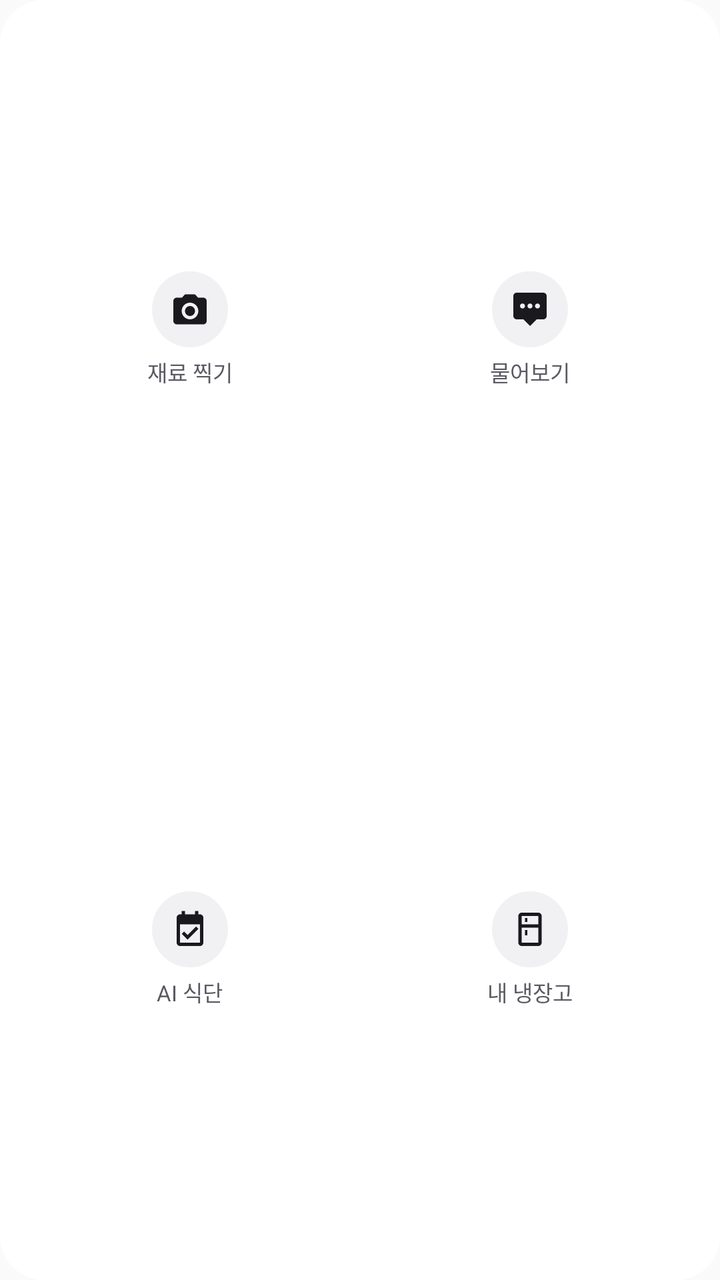
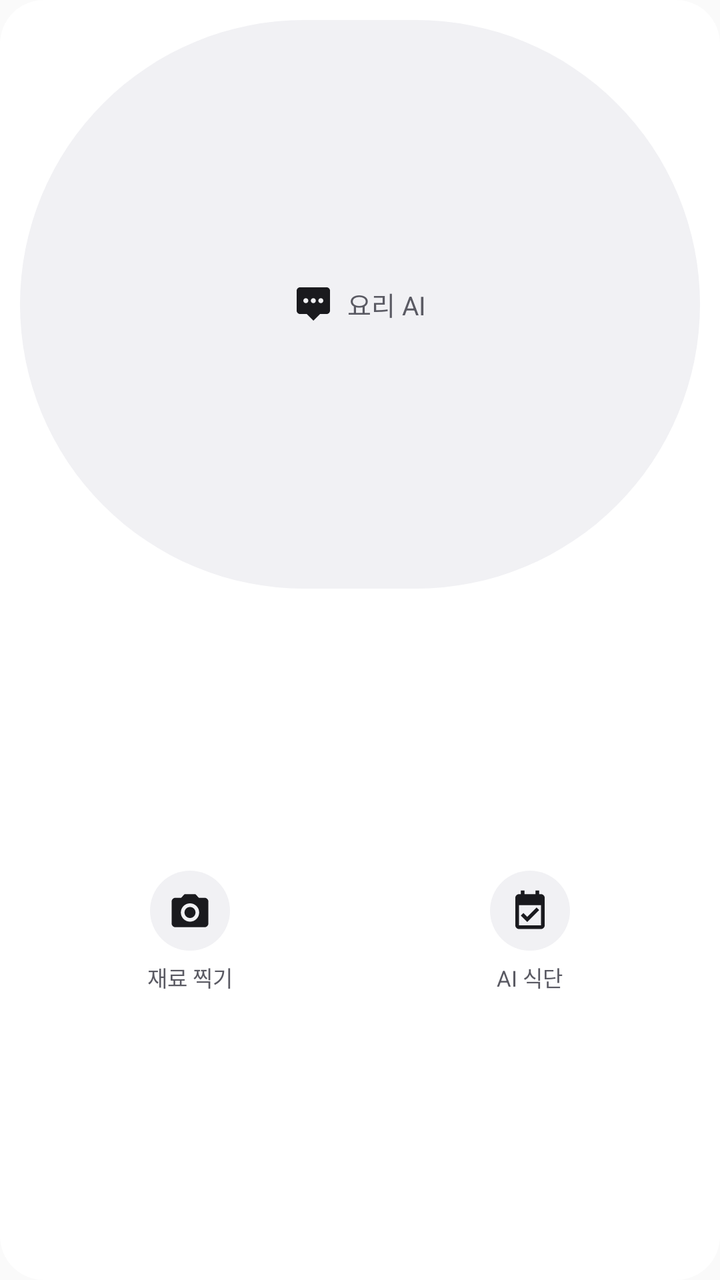

An Android layout rendered at two revisions. The XML below is the earlier revision; the diff shows what the commit changed to produce the second picture.
<!-- AndroidManifest.xml: application theme AppTheme -->
<!-- res/layout/widget_quick_square.xml -->
<?xml version="1.0" encoding="utf-8"?>
<LinearLayout xmlns:android="http://schemas.android.com/apk/res/android"
    android:layout_width="match_parent"
    android:layout_height="match_parent"
    android:orientation="vertical"
    android:background="@drawable/widget_card_bg"
    android:padding="10dp"
    android:gravity="center">

    <LinearLayout
        android:layout_width="match_parent"
        android:layout_height="0dp"
        android:layout_weight="1"
        android:orientation="horizontal"
        android:gravity="center">

        <LinearLayout
            android:id="@+id/widget_camera_button"
            android:layout_width="0dp"
            android:layout_height="wrap_content"
            android:layout_weight="1"
            android:orientation="vertical"
            android:gravity="center"
            android:contentDescription="@string/widget_camera_label">

            <ImageView
                android:layout_width="38dp"
                android:layout_height="38dp"
                android:background="@drawable/widget_circle_bg"
                android:padding="9dp"
                android:src="@drawable/ic_widget_camera"
                android:importantForAccessibility="no" />

            <TextView
                android:layout_width="wrap_content"
                android:layout_height="wrap_content"
                android:layout_marginTop="4dp"
                android:text="@string/widget_camera_label"
                android:textSize="11sp"
                android:textColor="@color/widget_label"
                android:maxLines="1" />
        </LinearLayout>

        <LinearLayout
            android:id="@+id/widget_chat_button"
            android:layout_width="0dp"
            android:layout_height="wrap_content"
            android:layout_weight="1"
            android:orientation="vertical"
            android:gravity="center"
            android:contentDescription="@string/widget_chat_label">

            <ImageView
                android:layout_width="38dp"
                android:layout_height="38dp"
                android:background="@drawable/widget_circle_bg"
                android:padding="9dp"
                android:src="@drawable/ic_widget_chat"
                android:importantForAccessibility="no" />

            <TextView
                android:layout_width="wrap_content"
                android:layout_height="wrap_content"
                android:layout_marginTop="4dp"
                android:text="@string/widget_chat_label"
                android:textSize="11sp"
                android:textColor="@color/widget_label"
                android:maxLines="1" />
        </LinearLayout>
    </LinearLayout>

    <LinearLayout
        android:layout_width="match_parent"
        android:layout_height="0dp"
        android:layout_weight="1"
        android:orientation="horizontal"
        android:gravity="center">

        <LinearLayout
            android:id="@+id/widget_plan_button"
            android:layout_width="0dp"
            android:layout_height="wrap_content"
            android:layout_weight="1"
            android:orientation="vertical"
            android:gravity="center"
            android:contentDescription="@string/widget_plan_label">

            <ImageView
                android:layout_width="38dp"
                android:layout_height="38dp"
                android:background="@drawable/widget_circle_bg"
                android:padding="9dp"
                android:src="@drawable/ic_widget_plan"
                android:importantForAccessibility="no" />

            <TextView
                android:layout_width="wrap_content"
                android:layout_height="wrap_content"
                android:layout_marginTop="4dp"
                android:text="@string/widget_plan_label"
                android:textSize="11sp"
                android:textColor="@color/widget_label"
                android:maxLines="1" />
        </LinearLayout>

        <LinearLayout
            android:id="@+id/widget_fridge_button"
            android:layout_width="0dp"
            android:layout_height="wrap_content"
            android:layout_weight="1"
            android:orientation="vertical"
            android:gravity="center"
            android:contentDescription="@string/widget_fridge_label">

            <ImageView
                android:layout_width="38dp"
                android:layout_height="38dp"
                android:background="@drawable/widget_circle_bg"
                android:padding="9dp"
                android:src="@drawable/ic_widget_fridge"
                android:importantForAccessibility="no" />

            <TextView
                android:layout_width="wrap_content"
                android:layout_height="wrap_content"
                android:layout_marginTop="4dp"
                android:text="@string/widget_fridge_label"
                android:textSize="11sp"
                android:textColor="@color/widget_label"
                android:maxLines="1" />
        </LinearLayout>
    </LinearLayout>
</LinearLayout>
<!-- resources referenced by this layout -->
<resources>
  <color name="widget_label">#5A5A63</color>
  <!-- drawable ic_widget_camera (drawable) -->
  <?xml version="1.0" encoding="utf-8"?>
  <vector xmlns:android="http://schemas.android.com/apk/res/android"
      android:width="24dp"
      android:height="24dp"
      android:viewportWidth="24"
      android:viewportHeight="24"
      android:tint="#1A1A1E">
      <path
          android:fillColor="#FF000000"
          android:pathData="M9,3L7.17,5L4,5C2.9,5 2,5.9 2,7L2,19C2,20.1 2.9,21 4,21L20,21C21.1,21 22,20.1 22,19L22,7C22,5.9 21.1,5 20,5L16.83,5L15,3L9,3ZM12,8C14.76,8 17,10.24 17,13C17,15.76 14.76,18 12,18C9.24,18 7,15.76 7,13C7,10.24 9.24,8 12,8ZM12,10C10.34,10 9,11.34 9,13C9,14.66 10.34,16 12,16C13.66,16 15,14.66 15,13C15,11.34 13.66,10 12,10Z" />
  </vector>
  <!-- drawable ic_widget_chat (drawable) -->
  <?xml version="1.0" encoding="utf-8"?>
  <vector xmlns:android="http://schemas.android.com/apk/res/android"
      android:width="24dp"
      android:height="24dp"
      android:viewportWidth="24"
      android:viewportHeight="24"
      android:tint="@color/widget_icon">
      <path
          android:fillColor="#FF000000"
          android:pathData="M20,2L4,2C2.9,2 2,2.9 2,4L2,16C2,17.1 2.9,18 4,18L8,18L12,22L16,18L20,18C21.1,18 22,17.1 22,16L22,4C22,2.9 21.1,2 20,2ZM7.5,11.5C6.67,11.5 6,10.83 6,10C6,9.17 6.67,8.5 7.5,8.5C8.33,8.5 9,9.17 9,10C9,10.83 8.33,11.5 7.5,11.5ZM12,11.5C11.17,11.5 10.5,10.83 10.5,10C10.5,9.17 11.17,8.5 12,8.5C12.83,8.5 13.5,9.17 13.5,10C13.5,10.83 12.83,11.5 12,11.5ZM16.5,11.5C15.67,11.5 15,10.83 15,10C15,9.17 15.67,8.5 16.5,8.5C17.33,8.5 18,9.17 18,10C18,10.83 17.33,11.5 16.5,11.5Z" />
  </vector>
  <!-- drawable ic_widget_fridge (drawable) -->
  <?xml version="1.0" encoding="utf-8"?>
  <vector xmlns:android="http://schemas.android.com/apk/res/android"
      android:width="24dp"
      android:height="24dp"
      android:viewportWidth="24"
      android:viewportHeight="24"
      android:tint="@color/widget_icon">
      <path
          android:fillColor="#FF000000"
          android:pathData="M17,2L7,2C5.9,2 5,2.9 5,4L5,20C5,21.1 5.9,22 7,22L17,22C18.1,22 19,21.1 19,20L19,4C19,2.9 18.1,2 17,2ZM17,9L7,9L7,4L17,4L17,9ZM17,20L7,20L7,11L17,11L17,20ZM9,5.2L9,7.6L10.4,7.6L10.4,5.2L9,5.2ZM9,12.4L9,15.6L10.4,15.6L10.4,12.4L9,12.4Z" />
  </vector>
  <!-- drawable ic_widget_plan (drawable) -->
  <?xml version="1.0" encoding="utf-8"?>
  <vector xmlns:android="http://schemas.android.com/apk/res/android"
      android:width="24dp"
      android:height="24dp"
      android:viewportWidth="24"
      android:viewportHeight="24"
      android:tint="@color/widget_icon">
      <path
          android:fillColor="#FF000000"
          android:pathData="M17,3L17,1L15,1L15,3L9,3L9,1L7,1L7,3L6,3C4.9,3 4,3.9 4,5L4,20C4,21.1 4.9,22 6,22L18,22C19.1,22 20,21.1 20,20L20,5C20,3.9 19.1,3 18,3L17,3ZM18,20L6,20L6,9L18,9L18,20ZM10.5,18.2L7,14.7L8.4,13.3L10.5,15.4L15.6,10.3L17,11.7L10.5,18.2Z" />
  </vector>
  <!-- drawable widget_card_bg (drawable) -->
  <?xml version="1.0" encoding="utf-8"?>
  <shape xmlns:android="http://schemas.android.com/apk/res/android"
      android:shape="rectangle">
      <solid android:color="@color/widget_card" />
      <corners android:radius="22dp" />
  </shape>
  <!-- drawable widget_circle_bg (drawable) -->
  <?xml version="1.0" encoding="utf-8"?>
  <shape xmlns:android="http://schemas.android.com/apk/res/android"
      android:shape="oval">
      <solid android:color="@color/widget_circle" />
  </shape>
  <string name="widget_camera_label">재료 찍기</string>
  <string name="widget_chat_label">물어보기</string>
  <string name="widget_fridge_label">내 냉장고</string>
  <string name="widget_plan_label">AI 식단</string>
  <style name="AppTheme" parent="Theme.AppCompat.Light.DarkActionBar">
          
          <item name="colorPrimary">@color/colorPrimary</item>
          <item name="colorPrimaryDark">@color/colorPrimaryDark</item>
          <item name="colorAccent">@color/colorAccent</item>
      </style>
  <color name="widget_icon">#1A1A1E</color>
  <color name="widget_card">#FFFFFF</color>
  <color name="widget_circle">#F1F1F4</color>
</resources>

<!-- the commit's change to res/layout/widget_quick_square.xml (unified diff, before → after) -->
@@ -7,11 +7,42 @@
     android:padding="10dp"
     android:gravity="center">
 
+    
     <LinearLayout
+        android:id="@+id/widget_chat_button"
         android:layout_width="match_parent"
         android:layout_height="0dp"
         android:layout_weight="1"
         android:orientation="horizontal"
+        android:gravity="center"
+        android:background="@drawable/widget_pill_bg"
+        android:paddingLeft="12dp"
+        android:paddingRight="12dp"
+        android:contentDescription="@string/widget_chat_label">
+
+        <ImageView
+            android:layout_width="20dp"
+            android:layout_height="20dp"
+            android:src="@drawable/ic_widget_chat"
+            android:importantForAccessibility="no" />
+
+        <TextView
+            android:layout_width="wrap_content"
+            android:layout_height="wrap_content"
+            android:layout_marginStart="7dp"
+            android:text="@string/widget_chat_label"
+            android:textSize="13sp"
+            android:textColor="@color/widget_label"
+            android:maxLines="1" />
+    </LinearLayout>
+
+    
+    <LinearLayout
+        android:layout_width="match_parent"
+        android:layout_height="0dp"
+        android:layout_weight="1.15"
+        android:orientation="horizontal"
+        android:layout_marginTop="8dp"
         android:gravity="center">
 
         <LinearLayout
@@ -24,8 +55,8 @@
             android:contentDescription="@string/widget_camera_label">
 
             <ImageView
-                android:layout_width="38dp"
-                android:layout_height="38dp"
+                android:layout_width="40dp"
+                android:layout_height="40dp"
                 android:background="@drawable/widget_circle_bg"
                 android:padding="9dp"
                 android:src="@drawable/ic_widget_camera"
@@ -34,47 +65,12 @@
             <TextView
                 android:layout_width="wrap_content"
                 android:layout_height="wrap_content"
-                android:layout_marginTop="4dp"
+                android:layout_marginTop="5dp"
                 android:text="@string/widget_camera_label"
                 android:textSize="11sp"
                 android:textColor="@color/widget_label"
                 android:maxLines="1" />
         </LinearLayout>
-
-        <LinearLayout
-            android:id="@+id/widget_chat_button"
-            android:layout_width="0dp"
-            android:layout_height="wrap_content"
-            android:layout_weight="1"
-            android:orientation="vertical"
-            android:gravity="center"
-            android:contentDescription="@string/widget_chat_label">
-
-            <ImageView
-                android:layout_width="38dp"
-                android:layout_height="38dp"
-                android:background="@drawable/widget_circle_bg"
-                android:padding="9dp"
-                android:src="@drawable/ic_widget_chat"
-                android:importantForAccessibility="no" />
-
-            <TextView
-                android:layout_width="wrap_content"
-                android:layout_height="wrap_content"
-                android:layout_marginTop="4dp"
-                android:text="@string/widget_chat_label"
-                android:textSize="11sp"
-                android:textColor="@color/widget_label"
-                android:maxLines="1" />
-        </LinearLayout>
-    </LinearLayout>
-
-    <LinearLayout
-        android:layout_width="match_parent"
-        android:layout_height="0dp"
-        android:layout_weight="1"
-        android:orientation="horizontal"
-        android:gravity="center">
 
         <LinearLayout
             android:id="@+id/widget_plan_button"
@@ -86,8 +82,8 @@
             android:contentDescription="@string/widget_plan_label">
 
             <ImageView
-                android:layout_width="38dp"
-                android:layout_height="38dp"
+                android:layout_width="40dp"
+                android:layout_height="40dp"
                 android:background="@drawable/widget_circle_bg"
                 android:padding="9dp"
                 android:src="@drawable/ic_widget_plan"
@@ -96,35 +92,8 @@
             <TextView
                 android:layout_width="wrap_content"
                 android:layout_height="wrap_content"
-                android:layout_marginTop="4dp"
+                android:layout_marginTop="5dp"
                 android:text="@string/widget_plan_label"
-                android:textSize="11sp"
-                android:textColor="@color/widget_label"
-                android:maxLines="1" />
-        </LinearLayout>
-
-        <LinearLayout
-            android:id="@+id/widget_fridge_button"
-            android:layout_width="0dp"
-            android:layout_height="wrap_content"
-            android:layout_weight="1"
-            android:orientation="vertical"
-            android:gravity="center"
-            android:contentDescription="@string/widget_fridge_label">
-
-            <ImageView
-                android:layout_width="38dp"
-                android:layout_height="38dp"
-                android:background="@drawable/widget_circle_bg"
-                android:padding="9dp"
-                android:src="@drawable/ic_widget_fridge"
-                android:importantForAccessibility="no" />
-
-            <TextView
-                android:layout_width="wrap_content"
-                android:layout_height="wrap_content"
-                android:layout_marginTop="4dp"
-                android:text="@string/widget_fridge_label"
                 android:textSize="11sp"
                 android:textColor="@color/widget_label"
                 android:maxLines="1" />
<!-- resource entries referenced after the edit -->
@@ -25,18 +25,6 @@
           android:fillColor="#FF000000"
           android:pathData="M20,2L4,2C2.9,2 2,2.9 2,4L2,16C2,17.1 2.9,18 4,18L8,18L12,22L16,18L20,18C21.1,18 22,17.1 22,16L22,4C22,2.9 21.1,2 20,2ZM7.5,11.5C6.67,11.5 6,10.83 6,10C6,9.17 6.67,8.5 7.5,8.5C8.33,8.5 9,9.17 9,10C9,10.83 8.33,11.5 7.5,11.5ZM12,11.5C11.17,11.5 10.5,10.83 10.5,10C10.5,9.17 11.17,8.5 12,8.5C12.83,8.5 13.5,9.17 13.5,10C13.5,10.83 12.83,11.5 12,11.5ZM16.5,11.5C15.67,11.5 15,10.83 15,10C15,9.17 15.67,8.5 16.5,8.5C17.33,8.5 18,9.17 18,10C18,10.83 17.33,11.5 16.5,11.5Z" />
   </vector>
-  <!-- drawable ic_widget_fridge (drawable) -->
-  <?xml version="1.0" encoding="utf-8"?>
-  <vector xmlns:android="http://schemas.android.com/apk/res/android"
-      android:width="24dp"
-      android:height="24dp"
-      android:viewportWidth="24"
-      android:viewportHeight="24"
-      android:tint="@color/widget_icon">
-      <path
-          android:fillColor="#FF000000"
-          android:pathData="M17,2L7,2C5.9,2 5,2.9 5,4L5,20C5,21.1 5.9,22 7,22L17,22C18.1,22 19,21.1 19,20L19,4C19,2.9 18.1,2 17,2ZM17,9L7,9L7,4L17,4L17,9ZM17,20L7,20L7,11L17,11L17,20ZM9,5.2L9,7.6L10.4,7.6L10.4,5.2L9,5.2ZM9,12.4L9,15.6L10.4,15.6L10.4,12.4L9,12.4Z" />
-  </vector>
   <!-- drawable ic_widget_plan (drawable) -->
   <?xml version="1.0" encoding="utf-8"?>
   <vector xmlns:android="http://schemas.android.com/apk/res/android"
@@ -62,9 +50,15 @@
       android:shape="oval">
       <solid android:color="@color/widget_circle" />
   </shape>
+  <!-- drawable widget_pill_bg (drawable) -->
+  <?xml version="1.0" encoding="utf-8"?>
+  <shape xmlns:android="http://schemas.android.com/apk/res/android"
+      android:shape="rectangle">
+      <solid android:color="@color/widget_circle" />
+      <corners android:radius="9999dp" />
+  </shape>
   <string name="widget_camera_label">재료 찍기</string>
-  <string name="widget_chat_label">물어보기</string>
-  <string name="widget_fridge_label">내 냉장고</string>
+  <string name="widget_chat_label">요리 AI</string>
   <string name="widget_plan_label">AI 식단</string>
   <style name="AppTheme" parent="Theme.AppCompat.Light.DarkActionBar">
           
